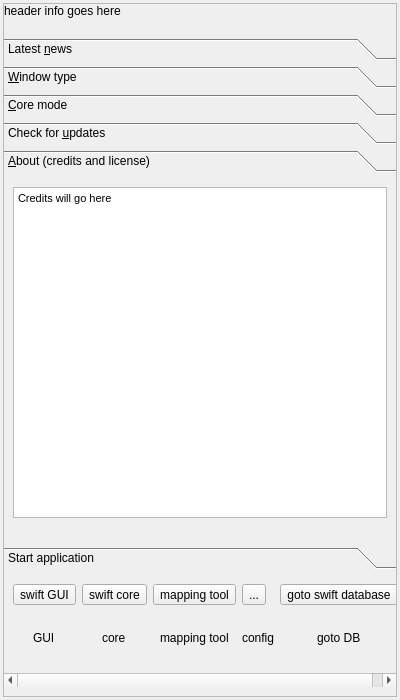
Above: src/swiftlauncher/swiftlauncher.ui from swift-project/pilotclient before the change. Below: the same form after it.
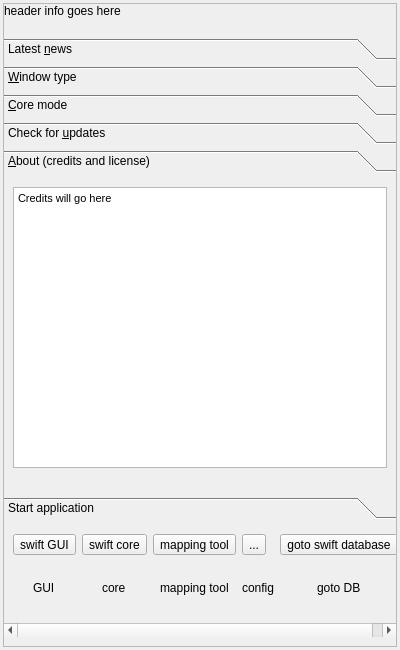
That is the form after the change. Icons and pictures are not drawn. Custom widgets are drawn as their Qt base class.

Commit message: Minor mapping tool UI adjustments

The edit to the form file:
```diff
--- a/src/swiftlauncher/swiftlauncher.ui
+++ b/src/swiftlauncher/swiftlauncher.ui
@@ -7,9 +7,15 @@
     <x>0</x>
     <y>0</y>
     <width>400</width>
-    <height>700</height>
+    <height>650</height>
    </rect>
   </property>
+  <property name="minimumSize">
+   <size>
+    <width>400</width>
+    <height>650</height>
+   </size>
+  </property>
   <property name="windowTitle">
    <string>swift launcher</string>
   </property>
@@ -488,7 +494,7 @@
                <x>0</x>
                <y>0</y>
                <width>392</width>
-               <height>349</height>
+               <height>319</height>
               </rect>
              </property>
              <attribute name="label">
@@ -507,7 +513,7 @@
                  <string>&lt;!DOCTYPE HTML PUBLIC &quot;-//W3C//DTD HTML 4.0//EN&quot; &quot;http://www.w3.org/TR/REC-html40/strict.dtd&quot;&gt;
 &lt;html&gt;&lt;head&gt;&lt;meta name=&quot;qrichtext&quot; content=&quot;1&quot; /&gt;&lt;title&gt;About swift&lt;/title&gt;&lt;style type=&quot;text/css&quot;&gt;
 p, li { white-space: pre-wrap; }
-&lt;/style&gt;&lt;/head&gt;&lt;body style=&quot; font-family:'MS Shell Dlg 2'; font-size:7.875pt; font-weight:400; font-style:normal;&quot;&gt;
+&lt;/style&gt;&lt;/head&gt;&lt;body style=&quot; font-family:'MS Shell Dlg 2'; font-size:8.1pt; font-weight:400; font-style:normal;&quot;&gt;
 &lt;p style=&quot; margin-top:0px; margin-bottom:0px; margin-left:0px; margin-right:0px; -qt-block-indent:0; text-indent:0px;&quot;&gt;&lt;span style=&quot; font-size:8.25pt;&quot;&gt;Credits will go here&lt;/span&gt;&lt;/p&gt;&lt;/body&gt;&lt;/html&gt;</string>
                 </property>
                 <property name="openExternalLinks">
@@ -542,7 +548,7 @@
                <x>0</x>
                <y>0</y>
                <width>392</width>
-               <height>112</height>
+               <height>116</height>
               </rect>
              </property>
              <attribute name="label">
```
Left out of the diff: 10 changed lines with no effect on the pictures. The commit also changes 4 other files.
